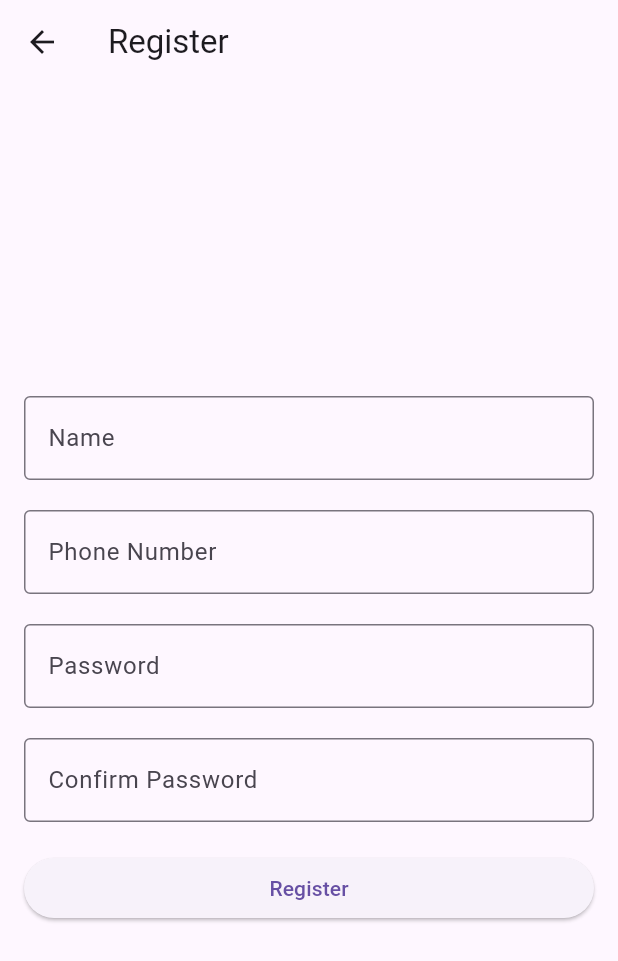
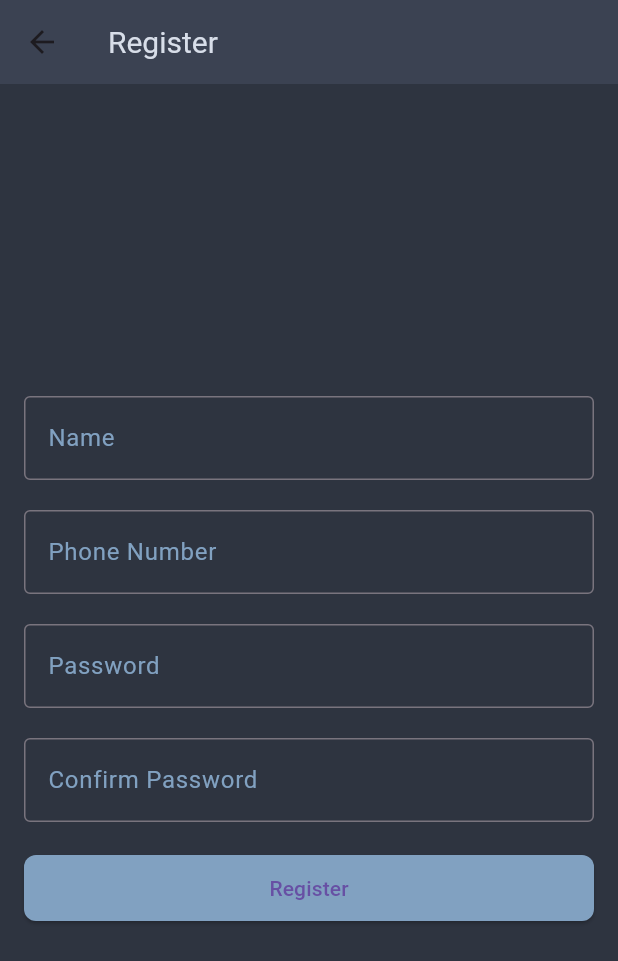
Before and after one commit to Merplop/chatterbox, a Flutter app: the screen it shows after launch, after a tap on "Register", on a phone screen of 412 x 824 dp. Shown: the top 961 px of the screen. Run offline on Flutter 3.47's test engine with Material 3 defaults, Android fonts, the phone set to English and light mode, and no system bars; our stand-ins replace flutter_secure_storage; missing offline and left inert: dart:ffi, fast_rsa, mongo_dart; accounts and stored records are empty.

Commit message:
UI Updates

```diff
--- a/lib/DatabaseManager.dart
+++ b/lib/DatabaseManager.dart
@@ -16,7 +16,7 @@ import 'package:fast_rsa/fast_rsa.dart' as fastRsa;
 
 class DatabaseManager {
   static Db? db;
-  static const String mongoUri = 'REDACTED';
+  static const String mongoUri = 'mongodb+srv://mirohaapalainen:05xiHzhyngidFSW7@chattercluster.ljuhfn2.mongodb.net/?retryWrites=true&w=majority&appName=ChatterCluster';
   static DbCollection? usersCollection;
   static DbCollection? textsCollection;
   static DbCollection? conversationsCollection;
--- a/lib/HomePage.dart
+++ b/lib/HomePage.dart
@@ -26,6 +26,10 @@ class HomePage extends StatelessWidget {
             icon: const Icon(Icons.add),
             onPressed: () => newConversation(context),
           ),
+          IconButton(
+            icon: const Icon(Icons.refresh),
+            onPressed: () => Navigator.pushReplacementNamed(context, '/homepage')
+          ),
         ],
       ),
         body: FutureBuilder<List<Map<String, dynamic>>>(
@@ -44,8 +48,8 @@ class HomePage extends StatelessWidget {
       itemBuilder: (context, index) {
     final conversation = conversations[index];
     return ListTile(
-      title: Text(conversation['name']!),
-      subtitle: Text(conversation['lastMessage']!),
+      title: Text(conversation['name']!, style: const TextStyle(color: Color(0xFF88C0D0))),
+      subtitle: Text(conversation['lastMessage']!, style: const TextStyle(color: Color(0xFF81A1C1))),
     onTap: () {
       Navigator.push(
         context,
--- a/lib/Login.dart
+++ b/lib/Login.dart
@@ -40,34 +40,44 @@ class _LoginPageState extends State<Login> {
           crossAxisAlignment: CrossAxisAlignment.stretch,
           children: <Widget>[
             TextField(
+              cursorColor: const Color(0xFF88C0D0),
+              style: const TextStyle(color: Color(0xFF88C0D0)),
               controller: phoneController,
-              decoration: InputDecoration(
+              decoration: const InputDecoration(
+                labelStyle: TextStyle(color: Color(0xFF81A1C1)),
                 labelText: 'Phone Number',
                 border: OutlineInputBorder(),
               ),
             ),
             SizedBox(height: 20),
             TextField(
+              cursorColor: const Color(0xFF88C0D0),
+              style: const TextStyle(color: Color(0xFF88C0D0)),
               controller: passwordController,
-              decoration: InputDecoration(
+              decoration: const InputDecoration(
+                labelStyle: TextStyle(color: Color(0xFF81A1C1)),
                 labelText: 'Password',
                 border: OutlineInputBorder(),
               ),
               obscureText: true,
             ),
-            SizedBox(height: 20),
+            const SizedBox(height: 20),
             if (errorMessage.isNotEmpty)
               Text(
                 errorMessage,
-                style: TextStyle(
-                  color: Colors.red,
-                  fontSize: 16,
-                ),
+                style: TextStyle(color: Theme.of(context).hintColor),
               ),
-            SizedBox(height: 20),
+            const SizedBox(height: 20),
             ElevatedButton(
               onPressed: handleLogin,
               child: Text('Login'),
+              style: ElevatedButton.styleFrom(
+                backgroundColor: const Color(0xFF81A1C1), // Button color from Nord palette
+                padding: const EdgeInsets.symmetric(horizontal: 24, vertical: 12),
+                shape: RoundedRectangleBorder(
+                  borderRadius: BorderRadius.circular(8),
+                ),
+              ),
             ),
           ],
         ),
--- a/lib/MessagePage.dart
+++ b/lib/MessagePage.dart
@@ -75,7 +75,7 @@ class _MessagePageState extends State<MessagePage> {
                     padding: EdgeInsets.all(10),
                     margin: EdgeInsets.symmetric(vertical: 5, horizontal: 10),
                     decoration: BoxDecoration(
-                      color: isMe ? Colors.blue : Colors.grey,
+                      color: isMe ? const Color(0xFF81A1C1) : const Color(0xFF88C0D0),
                       borderRadius: BorderRadius.circular(10),
                     ),
                     child: Column(
--- a/lib/Register.dart
+++ b/lib/Register.dart
@@ -26,44 +26,63 @@ class Register extends StatelessWidget {
           crossAxisAlignment: CrossAxisAlignment.stretch,
           children: <Widget>[
             TextField(
+              cursorColor: const Color(0xFF88C0D0),
+              style: const TextStyle(color: Color(0xFF88C0D0)),
               controller: nameController,
-              decoration: InputDecoration(
+              decoration: const InputDecoration(
                 labelText: 'Name',
+                labelStyle: TextStyle(color: Color(0xFF81A1C1)),
                 border: OutlineInputBorder(),
               ),
             ),
             SizedBox(height: 20),
             TextField(
+              cursorColor: const Color(0xFF88C0D0),
+              style: const TextStyle(color: Color(0xFF88C0D0)),
               controller: phoneController,
-              decoration: InputDecoration(
+              decoration: const InputDecoration(
+                labelStyle: TextStyle(color: Color(0xFF81A1C1)),
                 labelText: 'Phone Number',
                 border: OutlineInputBorder(),
               ),
             ),
-            SizedBox(height: 20),
+            const SizedBox(height: 20),
             TextField(
+              cursorColor: const Color(0xFF88C0D0),
+              style: const TextStyle(color: Color(0xFF88C0D0)),
               controller: passwordController,
-              decoration: InputDecoration(
+              decoration: const InputDecoration(
+                labelStyle: TextStyle(color: Color(0xFF81A1C1)),
                 labelText: 'Password',
                 border: OutlineInputBorder(),
               ),
               obscureText: true,
             ),
-            SizedBox(height: 20),
+            const SizedBox(height: 20),
             TextField(
+              cursorColor: const Color(0xFF88C0D0),
+              style: const TextStyle(color: Color(0xFF88C0D0)),
               controller: confirmPasswordController,
-              decoration: InputDecoration(
+              decoration: const InputDecoration(
+                labelStyle: TextStyle(color: Color(0xFF81A1C1)),
                 labelText: 'Confirm Password',
                 border: OutlineInputBorder(),
               ),
               obscureText: true,
             ),
-            SizedBox(height: 20),
+            const SizedBox(height: 20),
             ElevatedButton(
               onPressed: () {
                 handleButtonPress(context);
               },
               child: Text('Register'),
+              style: ElevatedButton.styleFrom(
+                backgroundColor: const Color(0xFF81A1C1), // Button color from Nord palette
+                padding: const EdgeInsets.symmetric(horizontal: 24, vertical: 12),
+                shape: RoundedRectangleBorder(
+                  borderRadius: BorderRadius.circular(8),
+                ),
+              ),
             ),
           ],
         ),
--- a/lib/main.dart
+++ b/lib/main.dart
@@ -16,7 +16,22 @@ class ChatterboxApp extends StatelessWidget {
     return MaterialApp(
       title: 'Chatterbox',
       theme: ThemeData(
-        primarySwatch: Colors.blue,
+        primaryColor: const Color(0xFF5E81AC), // Nord10
+        hintColor: const Color(0xFF88C0D0), // Nord8
+        scaffoldBackgroundColor: const Color(0xFF2E3440), // Nord0
+        textTheme: const TextTheme(
+          bodyLarge: TextStyle(color: Color(0xFFD8DEE9)), // Nord4
+          bodyMedium: TextStyle(color: Color(0xFFE5E9F0)), // Nord5
+        ),
+        buttonTheme: const ButtonThemeData(
+          buttonColor: Color(0xFF88C0D0), // Nord8
+          textTheme: ButtonTextTheme.primary,
+        ),
+        appBarTheme: AppBarTheme(
+          color: Color(0xFF3B4252), // Nord1
+          titleTextStyle: TextStyle(color: Color(0xFFD8DEE9), fontSize: 20), // Nord4
+          ),
+          iconTheme: IconThemeData(color: Color(0xFFD8DEE9)), // Nord4
         ),
       initialRoute: '/',
       routes: {
@@ -33,39 +48,69 @@ class FrontPage extends StatelessWidget {
   @override
   Widget build(BuildContext context) {
     return Scaffold(
-      appBar: AppBar(
-        title: Text('Chatterbox'),
-        centerTitle: true,
-      ),
-      body: Padding(
-        padding: EdgeInsets.all(16.0),
+      backgroundColor: const Color(0xFF2E3440), // Background color from Nord palette
+      body: Center(
+        child: Padding(
+          padding: const EdgeInsets.all(16.0),
           child: Column(
             mainAxisAlignment: MainAxisAlignment.center,
-          crossAxisAlignment: CrossAxisAlignment.stretch,
             children: <Widget>[
               Text(
-              'Welcome to Chatterbox',
-              textAlign: TextAlign.center,
+                'EpicChat',
                 style: TextStyle(
-                fontSize: 24,
+                  fontSize: 48,
                   fontWeight: FontWeight.bold,
+                  color: const Color(0xFFD8DEE9), // Text color from Nord palette
                 ),
               ),
-            SizedBox(height: 50),
+              const Text(
+                'The Most Secure SMS App Ever Conceived',
+                style: TextStyle(
+                    color: Color(0xFF5e81ac),
+                    fontSize: 14.0),
+              ),
+              SizedBox(height: 48),
               ElevatedButton(
                 onPressed: () {
                   Navigator.pushNamed(context, '/login');
                 },
-              child: Text('Sign In'),
+                style: ElevatedButton.styleFrom(
+                  backgroundColor: const Color(0xFF81A1C1), // Button color from Nord palette
+                  padding: const EdgeInsets.symmetric(horizontal: 24, vertical: 12),
+                  shape: RoundedRectangleBorder(
+                    borderRadius: BorderRadius.circular(8),
                   ),
-            SizedBox(height: 20),
+                ),
+                child: Text(
+                  'Sign In',
+                  style: TextStyle(
+                    fontSize: 18,
+                    color: const Color(0xFF2E3440), // Text color from Nord palette
+                  ),
+                ),
+              ),
+              SizedBox(height: 16),
               ElevatedButton(
                 onPressed: () {
                   Navigator.pushNamed(context, '/register');
                 },
-              child: Text('Register'),
+                style: ElevatedButton.styleFrom(
+                  backgroundColor: const Color(0xFF88C0D0), // Button color from Nord palette
+                  padding: const EdgeInsets.symmetric(horizontal: 24, vertical: 12),
+                  shape: RoundedRectangleBorder(
+                    borderRadius: BorderRadius.circular(8),
+                  ),
+                ),
+                child: Text(
+                  'Register',
+                  style: TextStyle(
+                    fontSize: 18,
+                    color: const Color(0xFF2E3440), // Text color from Nord palette
+                  ),
+                ),
               ),
             ],
+          ),
         ),
       ),
     );
```
Lines whose indentation alone changed are shown as unchanged.
